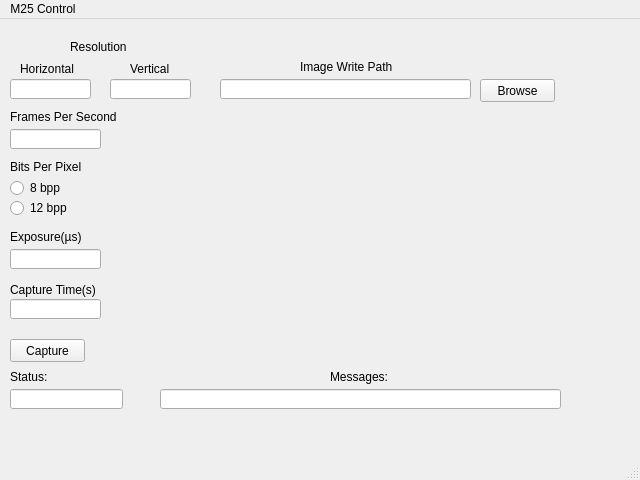
SaraLab-Group/M25_Acqusition_Engine, file M25 Python/M25.ui: the form before one commit.
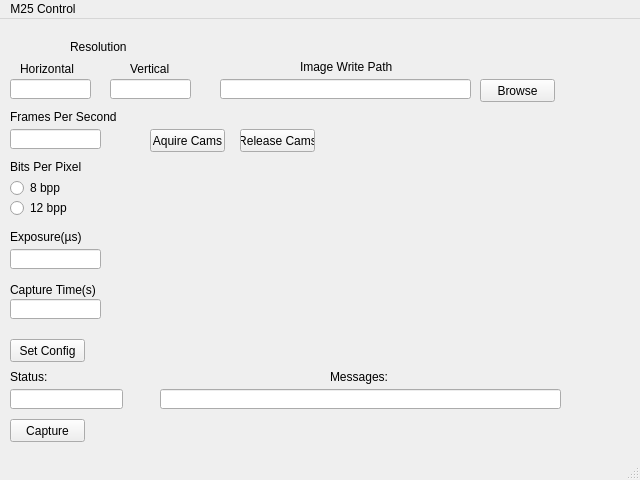
The form after the commit.

What changed in the file:
```diff
--- a/M25 Python/M25.ui
+++ b/M25 Python/M25.ui
@@ -159,7 +159,7 @@
     <property name="geometry">
      <rect>
       <x>10</x>
-      <y>320</y>
+      <y>400</y>
       <width>75</width>
       <height>23</height>
      </rect>
@@ -276,6 +276,45 @@
      <string>Messages:</string>
     </property>
    </widget>
+   <widget class="QPushButton" name="AquireCamsButton">
+    <property name="geometry">
+     <rect>
+      <x>150</x>
+      <y>110</y>
+      <width>75</width>
+      <height>23</height>
+     </rect>
+    </property>
+    <property name="text">
+     <string>Aquire Cams</string>
+    </property>
+   </widget>
+   <widget class="QPushButton" name="ReleaseCamsButton">
+    <property name="geometry">
+     <rect>
+      <x>240</x>
+      <y>110</y>
+      <width>75</width>
+      <height>23</height>
+     </rect>
+    </property>
+    <property name="text">
+     <string>Release Cams</string>
+    </property>
+   </widget>
+   <widget class="QPushButton" name="pushButton_3">
+    <property name="geometry">
+     <rect>
+      <x>10</x>
+      <y>320</y>
+      <width>75</width>
+      <height>23</height>
+     </rect>
+    </property>
+    <property name="text">
+     <string>Set Config</string>
+    </property>
+   </widget>
   </widget>
   <widget class="QStatusBar" name="statusbar"/>
   <widget class="QMenuBar" name="menubar">
```
Left out of the diff: 6 changed lines with no effect on the pictures.
